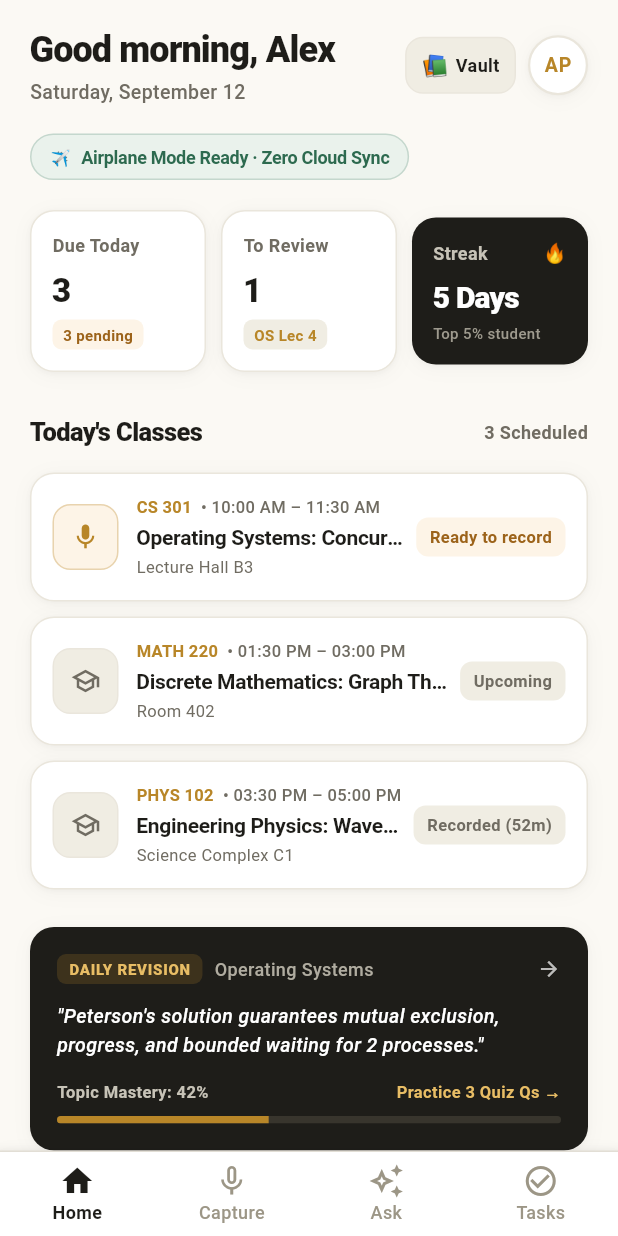
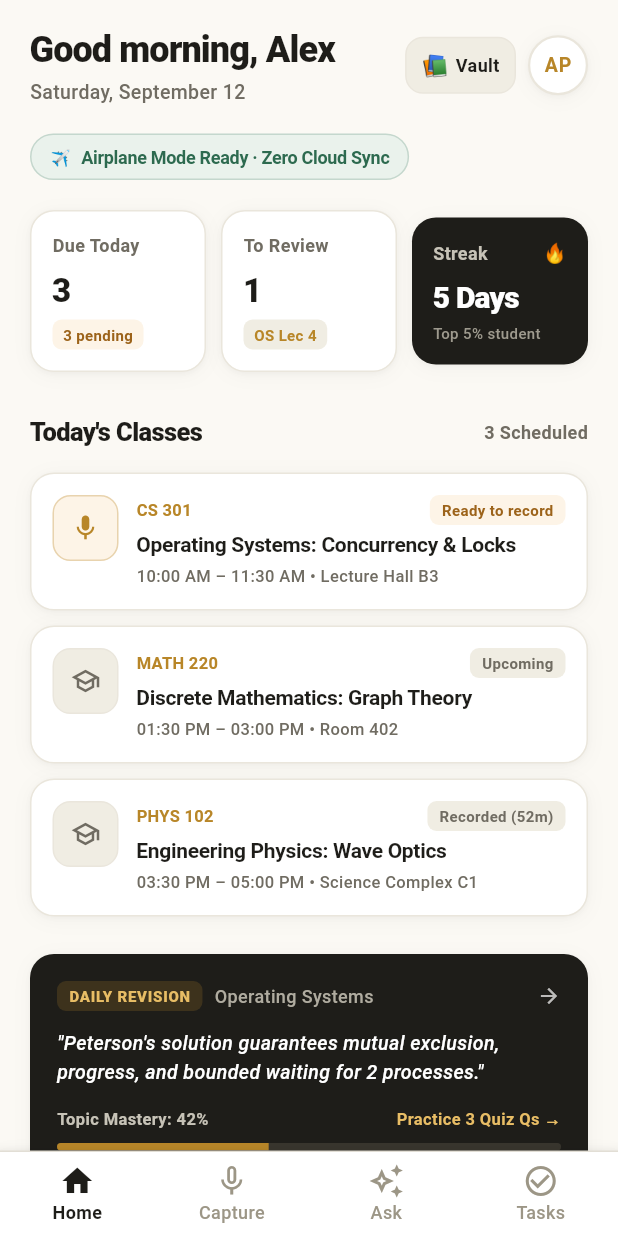
Before and after one commit to Alexprinse/pal_academic_copilot, a Flutter app: the screen it shows after launch, on a phone screen of 412 x 824 dp. Run offline on Flutter 3.47's test engine with Material 3 defaults, Android fonts, the light colour scheme and no system bars; our stand-ins replace file_picker, image_picker; missing offline and left inert: google_mlkit_text_recognition, llama_cpp_dart, record, sherpa_onnx, syncfusion_flutter_pdf; project files that could hold a hidden picture were left out.

Commit message:
fix: Improve layout and styling of class schedule cards in DashboardScreen

```diff
--- a/lib/screens/dashboard_screen.dart
+++ b/lib/screens/dashboard_screen.dart
@@ -488,6 +488,7 @@ class _DashboardScreenState extends State<DashboardScreen> {
       padding: const EdgeInsets.all(14),
       decoration: AppTheme.cardDecoration,
       child: Row(
+        crossAxisAlignment: CrossAxisAlignment.start,
         children: [
           // Class icon / mic button
           InkWell(
@@ -524,6 +525,7 @@ class _DashboardScreenState extends State<DashboardScreen> {
               crossAxisAlignment: CrossAxisAlignment.start,
               children: [
                 Row(
+                  mainAxisAlignment: MainAxisAlignment.spaceBetween,
                   children: [
                     Text(
                       item.code,
@@ -534,18 +536,29 @@ class _DashboardScreenState extends State<DashboardScreen> {
                         letterSpacing: 0.2,
                       ),
                     ),
-                    const SizedBox(width: 6),
-                    Text(
-                      '• ${item.time}',
-                      style: const TextStyle(
-                        fontSize: 11,
-                        fontWeight: FontWeight.w500,
-                        color: AppTheme.textSecondary,
+                    Container(
+                      padding: const EdgeInsets.symmetric(
+                          horizontal: 8, vertical: 3),
+                      decoration: BoxDecoration(
+                        color: item.isReadyToRecord
+                            ? AppTheme.detectedPillFill
+                            : AppTheme.neutralPillFill,
+                        borderRadius: BorderRadius.circular(6),
+                      ),
+                      child: Text(
+                        item.status,
+                        style: TextStyle(
+                          fontSize: 10,
+                          fontWeight: FontWeight.w700,
+                          color: item.isReadyToRecord
+                              ? AppTheme.detectedPillText
+                              : AppTheme.textSecondary,
+                        ),
                       ),
                     ),
                   ],
                 ),
-                const SizedBox(height: 2),
+                const SizedBox(height: 3),
                 Text(
                   item.name,
                   maxLines: 1,
@@ -557,36 +570,24 @@ class _DashboardScreenState extends State<DashboardScreen> {
                     color: AppTheme.textPrimary,
                   ),
                 ),
-                const SizedBox(height: 2),
-                Text(
-                  item.room,
-                  style: const TextStyle(
-                    fontSize: 11,
-                    color: AppTheme.textSecondary,
-                  ),
+                const SizedBox(height: 3),
+                Row(
+                  children: [
+                    Flexible(
+                      child: Text(
+                        '${item.time} • ${item.room}',
+                        maxLines: 1,
+                        overflow: TextOverflow.ellipsis,
+                        style: const TextStyle(
+                          fontSize: 11,
+                          fontWeight: FontWeight.w500,
+                          color: AppTheme.textSecondary,
+                        ),
+                      ),
+                    ),
+                  ],
                 ),
               ],
-            ),
-          ),
-          const SizedBox(width: 8),
-          // Status Chip
-          Container(
-            padding: const EdgeInsets.symmetric(horizontal: 9, vertical: 5),
-            decoration: BoxDecoration(
-              color: item.isReadyToRecord
-                  ? AppTheme.detectedPillFill
-                  : AppTheme.neutralPillFill,
-              borderRadius: BorderRadius.circular(8),
-            ),
-            child: Text(
-              item.status,
-              style: TextStyle(
-                fontSize: 11,
-                fontWeight: FontWeight.w700,
-                color: item.isReadyToRecord
-                    ? AppTheme.detectedPillText
-                    : AppTheme.textSecondary,
-              ),
             ),
           ),
         ],
@@ -766,6 +767,8 @@ class _DashboardScreenState extends State<DashboardScreen> {
                 const SizedBox(height: 2),
                 Text(
                   '${task.course} • ${task.countdownString}',
+                  maxLines: 1,
+                  overflow: TextOverflow.ellipsis,
                   style: const TextStyle(
                     fontSize: 11,
                     fontWeight: FontWeight.w500,
```
